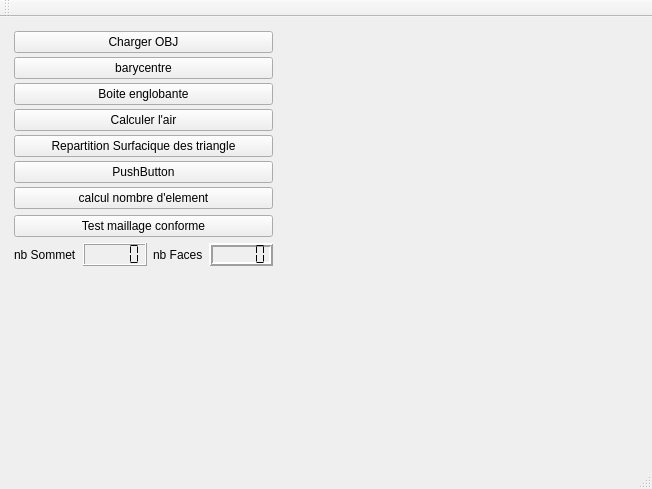
Arnaud04/Programmation_Graphique_S3, file starterLight/mainwindow.ui: the form before one commit.
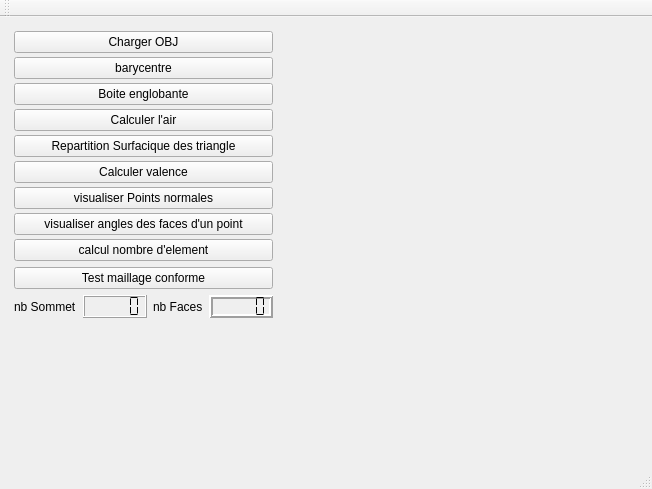
The form after the commit. Custom widgets are drawn as their Qt base class.

What changed in the file:
```diff
--- a/starterLight/mainwindow.ui
+++ b/starterLight/mainwindow.ui
@@ -89,7 +89,21 @@
        <item>
         <widget class="QPushButton" name="pushButton">
          <property name="text">
-          <string>PushButton</string>
+          <string>Calculer valence</string>
+         </property>
+        </widget>
+       </item>
+       <item>
+        <widget class="QPushButton" name="show_pts_norm">
+         <property name="text">
+          <string>visualiser Points normales</string>
+         </property>
+        </widget>
+       </item>
+       <item>
+        <widget class="QPushButton" name="pushButton_fv_angle">
+         <property name="text">
+          <string>visualiser angles des faces d'un point</string>
          </property>
         </widget>
        </item>
```
Left out of the diff: 2 changed lines with no effect on the pictures.
